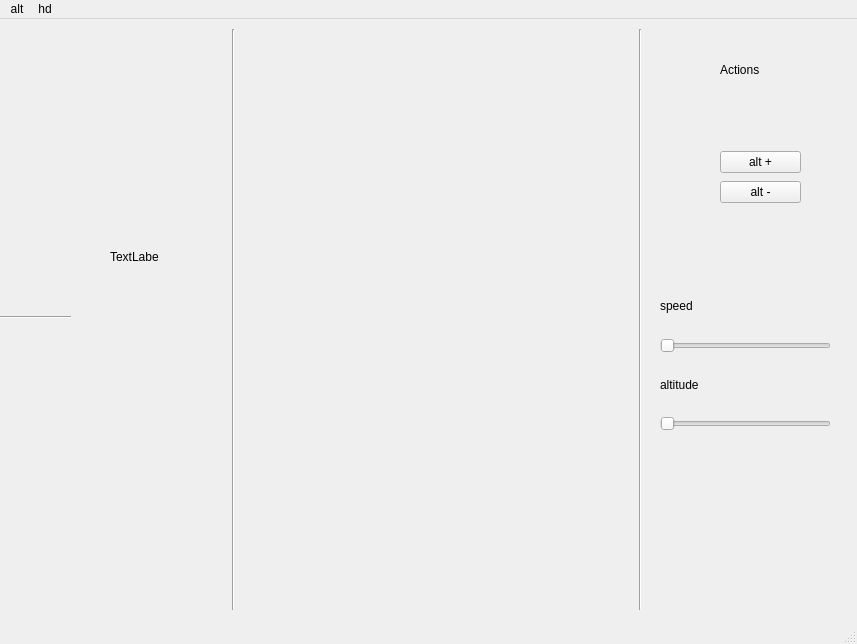
Qt form radar.ui (arcreane/python-project-crash-test) before a commit.
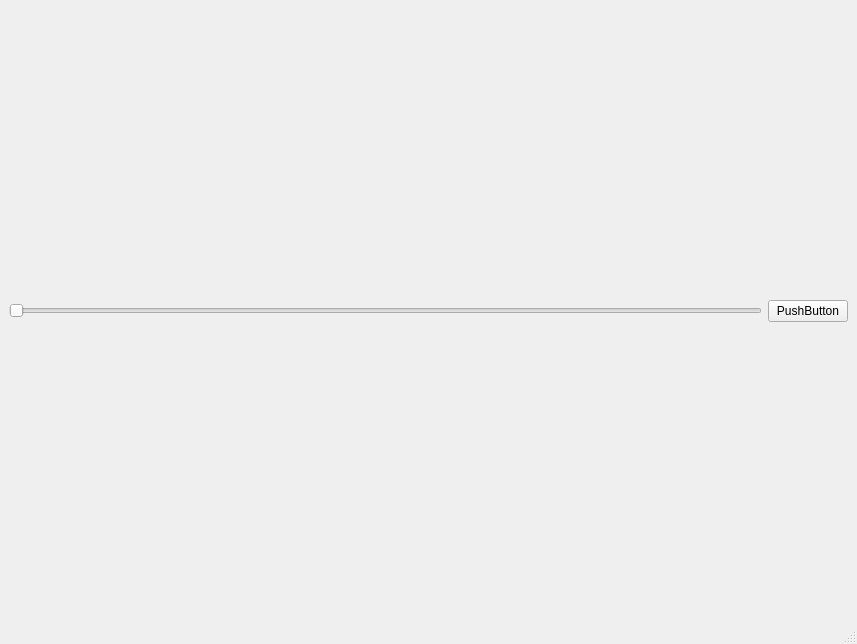
The same form after that commit.

Commit message: test signal slider

The edit to the form file:
```diff
--- a/radar.ui
+++ b/radar.ui
@@ -14,153 +14,22 @@
    <string>MainWindow</string>
   </property>
   <widget class="QWidget" name="centralwidget">
-   <widget class="Line" name="line">
-    <property name="geometry">
-     <rect>
-      <x>0</x>
-      <y>290</y>
-      <width>71</width>
-      <height>16</height>
-     </rect>
-    </property>
-    <property name="orientation">
-     <enum>Qt::Orientation::Horizontal</enum>
-    </property>
-   </widget>
-   <widget class="Line" name="line_2">
-    <property name="geometry">
-     <rect>
-      <x>223</x>
-      <y>10</y>
-      <width>20</width>
-      <height>581</height>
-     </rect>
-    </property>
-    <property name="orientation">
-     <enum>Qt::Orientation::Vertical</enum>
-    </property>
-   </widget>
-   <widget class="Line" name="line_3">
-    <property name="geometry">
-     <rect>
-      <x>630</x>
-      <y>10</y>
-      <width>20</width>
-      <height>581</height>
-     </rect>
-    </property>
-    <property name="orientation">
-     <enum>Qt::Orientation::Vertical</enum>
-    </property>
-   </widget>
-   <widget class="QLabel" name="label">
-    <property name="geometry">
-     <rect>
-      <x>110</x>
-      <y>290</y>
-      <width>49</width>
-      <height>16</height>
-     </rect>
-    </property>
-    <property name="text">
-     <string/>
-    </property>
-   </widget>
-   <widget class="QLabel" name="labelspeed">
-    <property name="geometry">
-     <rect>
-      <x>110</x>
-      <y>230</y>
-      <width>49</width>
-      <height>16</height>
-     </rect>
-    </property>
-    <property name="text">
-     <string>TextLabel</string>
-    </property>
-   </widget>
-   <widget class="QLabel" name="label_5">
-    <property name="geometry">
-     <rect>
-      <x>720</x>
-      <y>40</y>
-      <width>51</width>
-      <height>21</height>
-     </rect>
-    </property>
-    <property name="text">
-     <string>Actions</string>
-    </property>
-   </widget>
-   <widget class="QWidget" name="layoutWidget">
-    <property name="geometry">
-     <rect>
-      <x>660</x>
-      <y>261</y>
-      <width>171</width>
-      <height>151</height>
-     </rect>
-    </property>
-    <layout class="QVBoxLayout" name="verticalLayout">
-     <property name="sizeConstraint">
-      <enum>QLayout::SizeConstraint::SetNoConstraint</enum>
-     </property>
-     <item>
-      <widget class="QLabel" name="label_3">
-       <property name="text">
-        <string>speed</string>
-       </property>
-      </widget>
-     </item>
-     <item>
-      <widget class="QSlider" name="sliderspeed">
-       <property name="orientation">
-        <enum>Qt::Orientation::Horizontal</enum>
-       </property>
-      </widget>
-     </item>
-     <item>
-      <widget class="QLabel" name="label_4">
-       <property name="text">
-        <string>altitude</string>
-       </property>
-      </widget>
-     </item>
-     <item>
-      <widget class="QSlider" name="slideralt">
-       <property name="orientation">
-        <enum>Qt::Orientation::Horizontal</enum>
-       </property>
-      </widget>
-     </item>
-    </layout>
-   </widget>
-   <widget class="QWidget" name="layoutWidget">
-    <property name="geometry">
-     <rect>
-      <x>720</x>
-      <y>130</y>
-      <width>81</width>
-      <height>56</height>
-     </rect>
-    </property>
-    <layout class="QGridLayout" name="gridLayout">
-     <item row="0" column="0">
-      <widget class="QPushButton" name="AltSup">
-       <property name="text">
-        <string>alt +</string>
-       </property>
-      </widget>
-     </item>
-     <item row="1" column="0">
-      <widget class="QPushButton" name="AltInf">
-       <property name="text">
-        <string>alt -</string>
-       </property>
-      </widget>
-     </item>
-    </layout>
-   </widget>
+   <layout class="QHBoxLayout" name="horizontalLayout">
+    <item>
+     <widget class="QSlider" name="horizontalSlider">
+      <property name="orientation">
+       <enum>Qt::Orientation::Horizontal</enum>
+      </property>
+     </widget>
+    </item>
+    <item>
+     <widget class="QPushButton" name="sample_pushbutton">
+      <property name="text">
+       <string>PushButton</string>
+      </property>
+     </widget>
+    </item>
+   </layout>
   </widget>
   <widget class="QMenuBar" name="menubar">
    <property name="geometry">
@@ -171,19 +40,6 @@
      <height>33</height>
     </rect>
    </property>
-   <widget class="QMenu" name="menualt">
-    <property name="title">
-     <string>alt</string>
-    </property>
-    <addaction name="separator"/>
-   </widget>
-   <widget class="QMenu" name="menuhd">
-    <property name="title">
-     <string>hd</string>
-    </property>
-   </widget>
-   <addaction name="menualt"/>
-   <addaction name="menuhd"/>
   </widget>
   <widget class="QStatusBar" name="statusbar"/>
  </widget>
```
Left out of the diff: 36 changed lines with no effect on the pictures. The commit also changes 2 other files.
